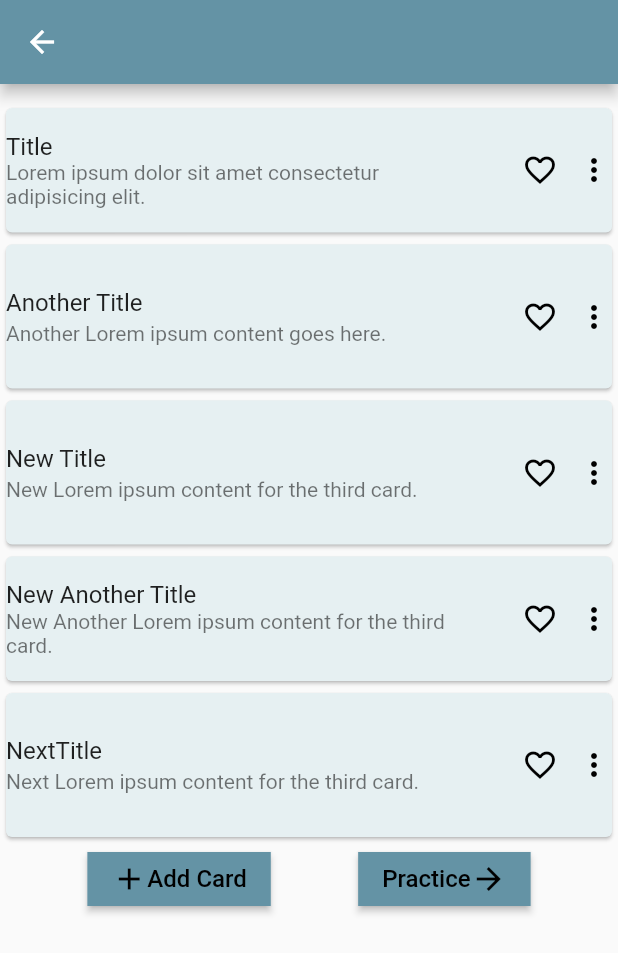
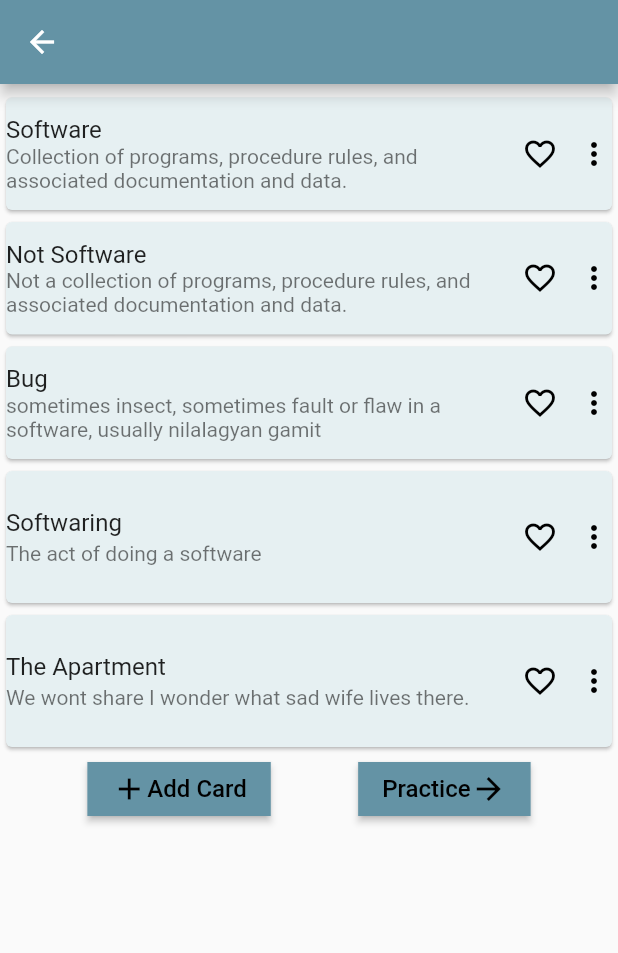
Before and after one commit to angelcustodio3/PeerUP, a Flutter app: the ViewCard screen opened directly, on a phone screen of 412 x 824 dp. Shown: the top 953 px of the screen. Run offline on Flutter 3.47's test engine with Material 2 defaults, Android fonts, the phone set to English and light mode, and no system bars; our stand-ins replace expansion_tile_card; Roboto replaces fonts that are missing (Poppins, YourFontFamily).

Commit message:
viewcard page updates

```diff
--- a/PeerUP/Flashcard/lib/main.dart
+++ b/PeerUP/Flashcard/lib/main.dart
@@ -422,14 +422,14 @@ class _ViewCardState extends State<ViewCard> {
       ),
       body:
       Padding(
-    padding: const EdgeInsets.only(top: 12.0, bottom: 16.0),
+    padding: const EdgeInsets.only(top: 5.0, bottom: 15.0),
       child: Column(
         children: [
-          _buildCard('Title', 'Lorem ipsum dolor sit amet consectetur adipisicing elit.'),
-          _buildCard('Another Title', 'Another Lorem ipsum content goes here.'),
-          _buildCard('New Title', 'New Lorem ipsum content for the third card.'),
-          _buildCard('New Another Title', 'New Another Lorem ipsum content for the third card.'),
-          _buildCard('NextTitle', 'Next Lorem ipsum content for the third card.'),
+          _buildCard('Software', 'Collection of programs, procedure rules, and associated documentation and data.'),
+          _buildCard('Not Software', 'Not a collection of programs, procedure rules, and associated documentation and data.'),
+          _buildCard('Bug', 'sometimes insect, sometimes fault or flaw in a software, usually nilalagyan gamit'),
+          _buildCard('Softwaring', 'The act of doing a software'),
+          _buildCard('The Apartment', 'We wont share I wonder what sad wife lives there.'),
           // You can continue adding more cards here as needed
           Container(
             // color: Color(0xFFE6F0F2),
@@ -517,7 +517,7 @@ class _ViewCardState extends State<ViewCard> {
           ListTile(
             title: Text(title),
             subtitle: Text(subtitle),
-            contentPadding: EdgeInsets.symmetric(vertical: 12.0),
+            contentPadding: EdgeInsets.symmetric(vertical: 8.0),
             trailing: Row(
               mainAxisSize: MainAxisSize.min,
               children: [
```
